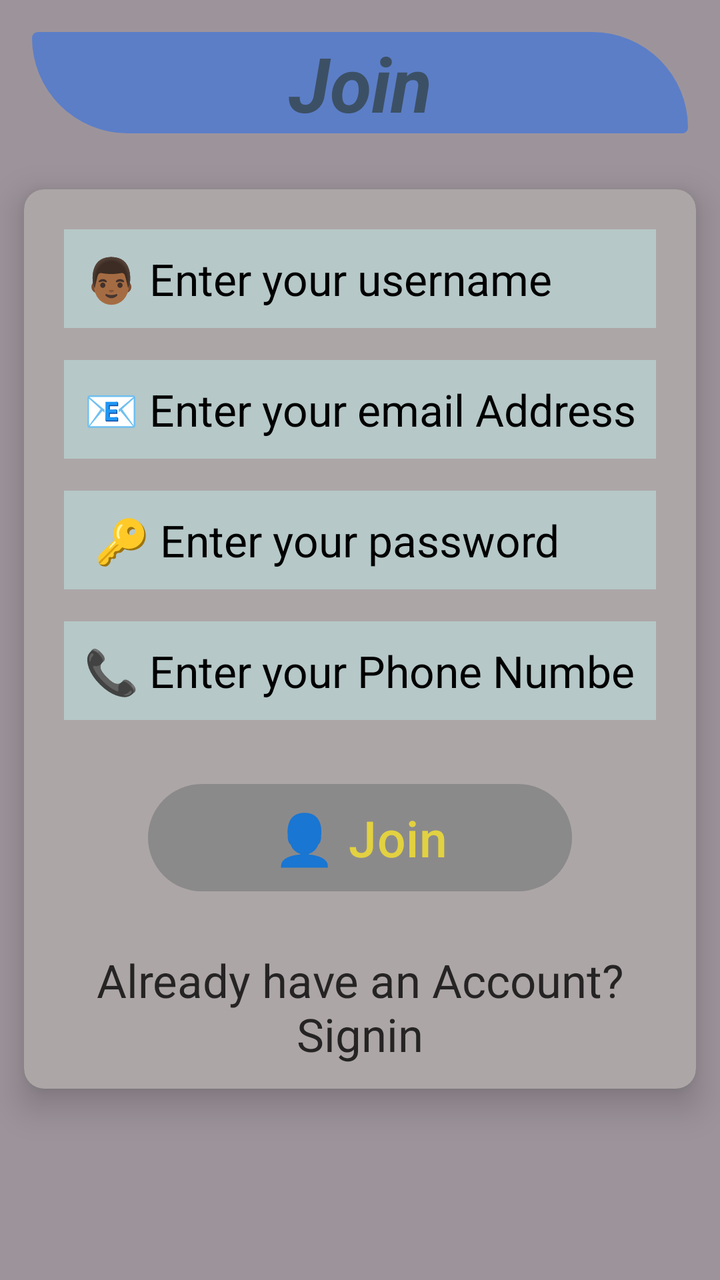
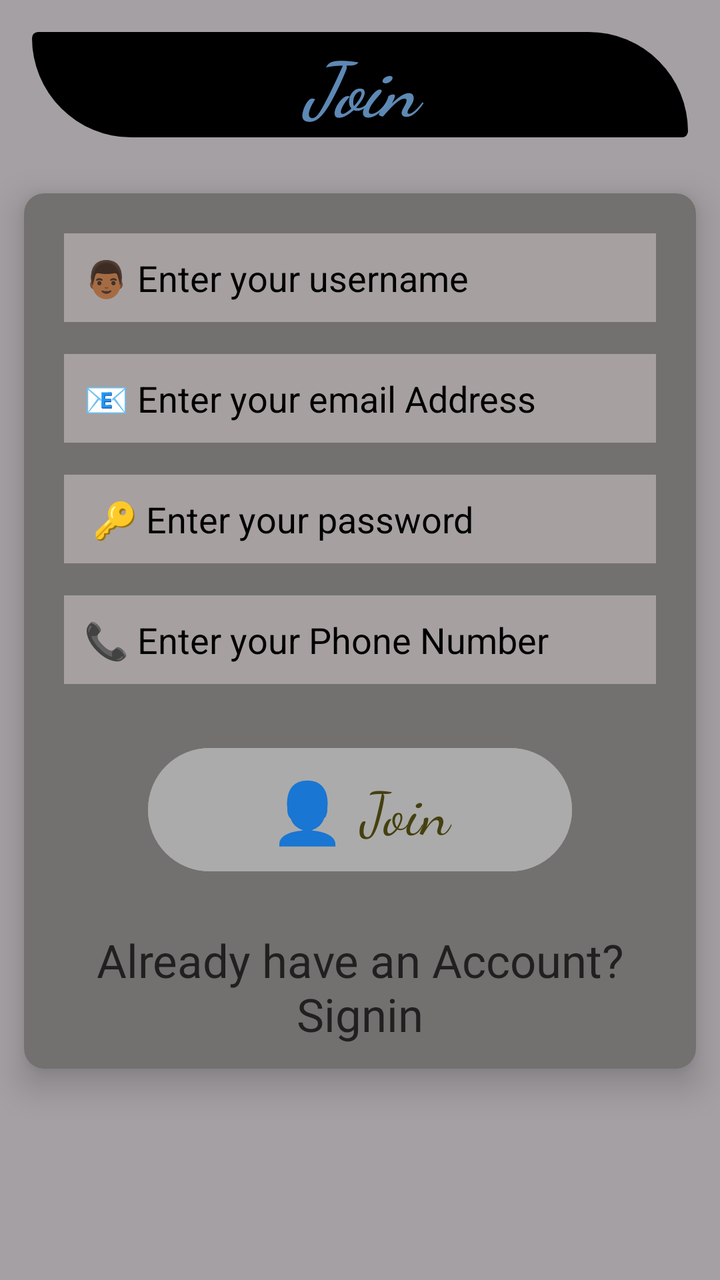

Compare the two renders of this Android layout. The source of the first and the diff that turns it into the second are given below.
<!-- AndroidManifest.xml: application theme Theme.Sokogarden -->
<!-- res/layout/activity_signup.xml -->
<?xml version="1.0" encoding="utf-8"?>
<LinearLayout xmlns:android="http://schemas.android.com/apk/res/android"
    xmlns:app="http://schemas.android.com/apk/res-auto"
    xmlns:tools="http://schemas.android.com/tools"
    android:id="@+id/main"
    android:orientation="vertical"
    android:background="#9D949B"
    android:layout_width="match_parent"
    android:layout_height="match_parent"
    tools:context=".Signup">

    <TextView
        android:layout_width="match_parent"
        android:layout_height="wrap_content"
        android:text="Join"
        android:textSize="38sp"
        android:layout_margin="16dp"
        android:textAlignment="center"
        android:textStyle="bold|italic"
        android:background="@drawable/shape"
        android:textColor="#F13A4D5F"/>


    <androidx.cardview.widget.CardView
        android:layout_width="match_parent"
        android:layout_height="wrap_content"
        app:cardCornerRadius="10dp"
        app:cardElevation="10dp"
        android:backgroundTint="#ADA6A6"
        android:layout_margin="12dp">

        <LinearLayout
            android:layout_width="match_parent"
            android:layout_height="match_parent"
            android:orientation="vertical"
            android:padding="12dp">


            <EditText
                android:layout_width="match_parent"
                android:layout_height="wrap_content"
                android:hint="👨🏾 Enter your username"
                android:textColorHint="#000"
                android:textSize="22sp"
                android:textColor="#000"
                android:id="@+id/username"
                android:layout_margin="8dp"
                android:background="#B6BBD7D7"
                android:padding="10dp"/>

            
            <EditText
                android:layout_width="match_parent"
                android:layout_height="wrap_content"
                android:hint="📧 Enter your email Address"
                android:textColorHint="#000"
                android:textSize="22sp"
                android:textColor="#000"
                android:id="@+id/email"
                android:inputType="textEmailAddress"
                android:layout_margin="8dp"
                android:background="#B6BBD7D7"
                android:padding="10dp"/>

            
            <EditText
                android:layout_width="match_parent"
                android:layout_height="wrap_content"
                android:hint=" 🔑 Enter your password"
                android:textColorHint="#000"
                android:textSize="22sp"
                android:textColor="#000"
                android:id="@+id/password"
                android:inputType="textPassword"
                android:layout_margin="8dp"
                android:background="#B6BBD7D7"
                android:padding="10dp"/>

            
            <EditText
                android:layout_width="match_parent"
                android:layout_height="wrap_content"
                android:hint="📞 Enter your Phone Number"
                android:textColorHint="#000"
                android:textSize="22sp"
                android:textColor="#000"
                android:id="@+id/phone"
                android:inputType="number"
                android:layout_margin="8dp"
                android:background="#B6BBD7D7"
                android:padding="10dp"/>


            <Button
                android:layout_width="match_parent"
                android:layout_height="wrap_content"
                android:text="👤 Join"
                android:textSize="25sp"
                android:padding="10dp"
                android:layout_marginLeft="50dp"
                android:layout_marginRight="50dp"
                android:layout_marginTop="20dp"
                android:textColor="#E2D141"
                android:backgroundTint="#556F7276"
                android:id="@+id/signupBtn"/>
            <TextView
                android:layout_width="match_parent"
                android:layout_height="wrap_content"
                android:text="Already have an Account? Signin"
                android:textAlignment="center"
                android:textSize="23sp"
                android:layout_marginTop="25dp"
                android:textColor="#E6161515"
                android:id="@+id/signintxt"/>


        </LinearLayout>

    </androidx.cardview.widget.CardView>


</LinearLayout>
<!-- resources referenced by this layout -->
<resources>
  <!-- drawable shape (drawable) -->
  <?xml version="1.0" encoding="utf-8"?>
  <shape xmlns:android="http://schemas.android.com/apk/res/android">
      <solid
          android:color="#7A1666F6"/>
      <corners
         android:topRightRadius="500dp"
          android:bottomLeftRadius="500dp"
          android:radius="30dp"
  
          />
  </shape>
  <style name="Theme.Sokogarden" parent="Base.Theme.Sokogarden" />
  <style name="Base.Theme.Sokogarden" parent="Theme.Material3.DayNight.NoActionBar">
          
          
      </style>
</resources>

<!-- the commit's change to res/layout/activity_signup.xml (unified diff, before → after) -->
@@ -4,7 +4,7 @@
     xmlns:tools="http://schemas.android.com/tools"
     android:id="@+id/main"
     android:orientation="vertical"
-    android:background="#9D949B"
+    android:background="#92626060"
     android:layout_width="match_parent"
     android:layout_height="match_parent"
     tools:context=".Signup">
@@ -13,12 +13,13 @@
         android:layout_width="match_parent"
         android:layout_height="wrap_content"
         android:text="Join"
+        android:fontFamily="cursive"
         android:textSize="38sp"
         android:layout_margin="16dp"
         android:textAlignment="center"
         android:textStyle="bold|italic"
         android:background="@drawable/shape"
-        android:textColor="#F13A4D5F"/>
+        android:textColor="#F16291BF"/>
 
 
     <androidx.cardview.widget.CardView
@@ -26,7 +27,7 @@
         android:layout_height="wrap_content"
         app:cardCornerRadius="10dp"
         app:cardElevation="10dp"
-        android:backgroundTint="#ADA6A6"
+        android:backgroundTint="#737070"
         android:layout_margin="12dp">
 
         <LinearLayout
@@ -41,11 +42,11 @@
                 android:layout_height="wrap_content"
                 android:hint="👨🏾 Enter your username"
                 android:textColorHint="#000"
-                android:textSize="22sp"
+                android:textSize="18sp"
                 android:textColor="#000"
                 android:id="@+id/username"
                 android:layout_margin="8dp"
-                android:background="#B6BBD7D7"
+                android:background="#6AEDE2E2"
                 android:padding="10dp"/>
 
             
@@ -54,12 +55,12 @@
                 android:layout_height="wrap_content"
                 android:hint="📧 Enter your email Address"
                 android:textColorHint="#000"
-                android:textSize="22sp"
+                android:textSize="18sp"
                 android:textColor="#000"
                 android:id="@+id/email"
                 android:inputType="textEmailAddress"
                 android:layout_margin="8dp"
-                android:background="#B6BBD7D7"
+                android:background="#6AEDE2E2"
                 android:padding="10dp"/>
 
             
@@ -68,12 +69,12 @@
                 android:layout_height="wrap_content"
                 android:hint=" 🔑 Enter your password"
                 android:textColorHint="#000"
-                android:textSize="22sp"
+                android:textSize="18sp"
                 android:textColor="#000"
                 android:id="@+id/password"
                 android:inputType="textPassword"
                 android:layout_margin="8dp"
-                android:background="#B6BBD7D7"
+                android:background="#6AEDE2E2"
                 android:padding="10dp"/>
 
             
@@ -82,12 +83,12 @@
                 android:layout_height="wrap_content"
                 android:hint="📞 Enter your Phone Number"
                 android:textColorHint="#000"
-                android:textSize="22sp"
+                android:textSize="18sp"
                 android:textColor="#000"
                 android:id="@+id/phone"
                 android:inputType="number"
                 android:layout_margin="8dp"
-                android:background="#B6BBD7D7"
+                android:background="#6AEDE2E2"
                 android:padding="10dp"/>
 
 
@@ -95,13 +96,14 @@
                 android:layout_width="match_parent"
                 android:layout_height="wrap_content"
                 android:text="👤 Join"
-                android:textSize="25sp"
+                android:fontFamily="cursive"
+                android:textSize="30sp"
                 android:padding="10dp"
                 android:layout_marginLeft="50dp"
                 android:layout_marginRight="50dp"
                 android:layout_marginTop="20dp"
-                android:textColor="#E2D141"
-                android:backgroundTint="#556F7276"
+                android:textColor="#45400F"
+                android:backgroundTint="#ABABAB"
                 android:id="@+id/signupBtn"/>
             <TextView
                 android:layout_width="match_parent"
@@ -110,7 +112,7 @@
                 android:textAlignment="center"
                 android:textSize="23sp"
                 android:layout_marginTop="25dp"
-                android:textColor="#E6161515"
+                android:textColor="#E6181717"
                 android:id="@+id/signintxt"/>
 
 
<!-- resource entries referenced after the edit -->
@@ -4,7 +4,7 @@
   <?xml version="1.0" encoding="utf-8"?>
   <shape xmlns:android="http://schemas.android.com/apk/res/android">
       <solid
-          android:color="#7A1666F6"/>
+          android:color="#000"/>
       <corners
          android:topRightRadius="500dp"
           android:bottomLeftRadius="500dp"
